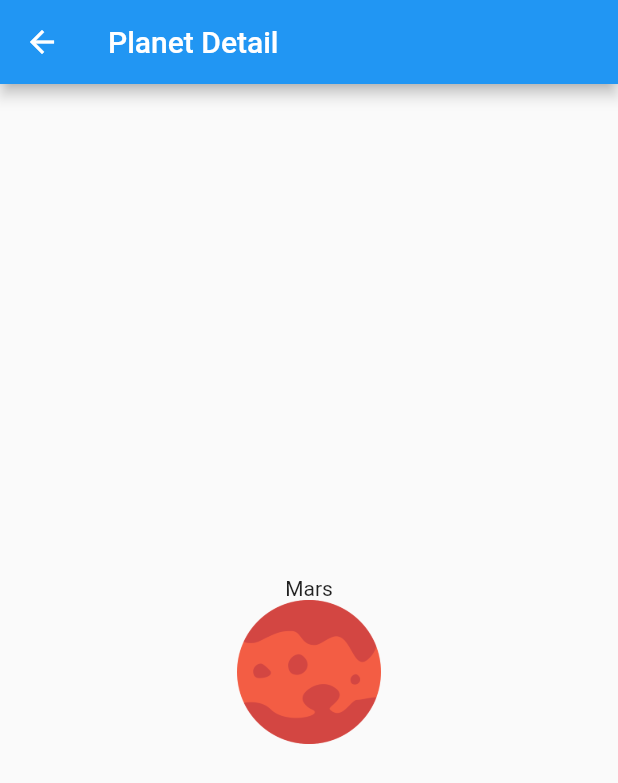
After one commit to YKW93/flutter_planets, a Flutter app: the screen it shows after launch, after a tap on "Mars", on a phone screen of 412 x 824 dp. The commit adds this screen. Shown: the top 783 px of the screen. Run offline on Flutter 3.47's test engine with Material 2 defaults, Android fonts, the phone set to English and light mode, and no system bars.

Commit message:
Completed Lesson 5  - Planets-Flutter: routing and navigation

```diff
--- a/lib/main.dart
+++ b/lib/main.dart
@@ -1,5 +1,6 @@
 import 'package:flutter/material.dart';
 import 'package:flutter_planets/ui/home/HomePage.dart';
+
 void main() => runApp(MyApp());
 
 class MyApp extends StatelessWidget {
--- /dev/null
+++ b/lib/ui/detail/DetailPage.dart
@@ -0,0 +1,34 @@
+import 'package:flutter/material.dart';
+import 'package:flutter_planets/model/Planet.dart';
+
+class DetailPage extends StatelessWidget {
+  final Planet planet;
+
+  DetailPage(this.planet);
+
+  @override
+  Widget build(BuildContext context) {
+    return Scaffold(
+      appBar: AppBar(
+        title: Text('Planet Detail'),
+      ),
+      body: Container(
+        constraints: BoxConstraints.expand(),
+        child: Column(
+          mainAxisAlignment: MainAxisAlignment.center,
+          children: <Widget>[
+            Text(planet.name),
+            Hero(
+              tag: 'planet-hero-${planet.id}',
+              child: Image.asset(
+                planet.image,
+                width: 96.0,
+                height: 96.0,
+              ),
+            )
+          ],
+        ),
+      ),
+    );
+  }
+}
--- a/lib/ui/home/PlanetRow.dart
+++ b/lib/ui/home/PlanetRow.dart
@@ -1,6 +1,7 @@
 import 'package:flutter/material.dart';
 import 'package:flutter_planets/model/Planet.dart';
 import 'package:flutter_planets/common/utils/StyleUtils.dart';
+import 'package:flutter_planets/ui/detail/DetailPage.dart';
 
 class PlanetRow extends StatelessWidget {
   final Planet planet;
@@ -9,7 +10,10 @@ class PlanetRow extends StatelessWidget {
 
   @override
   Widget build(BuildContext context) {
-    return Container(
+    return InkWell(
+      onTap: () => Navigator.of(context).push(
+          PageRouteBuilder(pageBuilder: (_, __, ___) => DetailPage(planet))),
+      child: Container(
         margin: const EdgeInsets.symmetric(
           vertical: 16.0,
           horizontal: 24.0,
@@ -19,6 +23,7 @@ class PlanetRow extends StatelessWidget {
             _buildPlanetCard(),
             _buildPlanetThumbnail(),
           ],
+        ),
       ),
     );
   }
@@ -117,12 +122,15 @@ class PlanetRow extends StatelessWidget {
       margin: EdgeInsets.symmetric(
         vertical: 16.0,
       ),
-      alignment: FractionalOffset.centerLeft,
+      alignment: Alignment.centerLeft,
+      child: Hero(
+        tag: 'planet-hero-${planet.id}',
         child: Image(
           image: AssetImage(planet.image),
           height: 92.0,
           width: 92.0,
         ),
+      ),
     );
   }
 }
```
Lines whose indentation alone changed are shown as unchanged.
